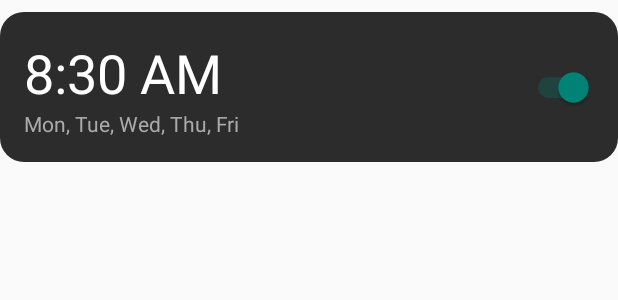
After one commit to Vanderom-Cantrip/FocusAlarm, an Android app: the layout item_alarm.xml on its own in the app's theme, with its tools: preview values and no code run, on a phone screen of 412 x 824 dp. The commit adds this screen. Shown: the top 300 px of the screen. Run offline under Robolectric (Android 15) with nearby library versions, the phone set to English and light mode, and no system bars.

Commit message:
Still working. Partway through adding alarm list.

```diff
--- a/app/src/main/java/com/cantrip/focusalarm/AlarmActivity.kt
+++ b/app/src/main/java/com/cantrip/focusalarm/AlarmActivity.kt
@@ -42,9 +42,10 @@ class AlarmActivity : AppCompatActivity() {
         val alarmName = intent.getStringExtra(ALARM_NAME_EXTRA) ?: "No Name"
         val isOneOff = intent.getBooleanExtra(IS_ONE_OFF_EXTRA, false)
         val alarmId = intent.getIntExtra(ALARM_ID_EXTRA, 0)
+        val oneOffText = if (isOneOff) "Yes" else "No"
 
         findViewById<TextView>(R.id.alarmInfoTextView).text =
-            getString(R.string.alarm_info_text, alarmLevel, alarmName, isOneOff, alarmId)
+            getString(R.string.alarm_info_text, alarmLevel, alarmName, oneOffText, alarmId)
 
         alarmRootLayout = findViewById(R.id.alarm_root_layout)
         ackConfirmationText = findViewById(R.id.ackConfirmationText)
@@ -81,7 +82,7 @@ class AlarmActivity : AppCompatActivity() {
                 if (mediaPlayer.isPlaying) {
                     mediaPlayer.stop()
                 }
-            } catch (e: IllegalStateException) {
+            } catch (_: IllegalStateException) {
                 // Already stopped
             } finally {
                 mediaPlayer.release()
@@ -168,6 +169,7 @@ class AlarmActivity : AppCompatActivity() {
                 }
                 MotionEvent.ACTION_UP -> {
                     view.animate().translationX(0f).translationY(0f).setDuration(150).start()
+                    view.performClick()
                     true
                 }
                 else -> false
--- /dev/null
+++ b/app/src/main/res/drawable/alarm_card_background.xml
@@ -0,0 +1,4 @@
+<shape xmlns:android="http://schemas.android.com/apk/res/android" android:shape="rectangle">
+    <solid android:color="#2C2C2C"/>
+    <corners android:radius="16dp"/>
+</shape>
--- /dev/null
+++ b/app/src/main/res/layout/item_alarm.xml
@@ -0,0 +1,40 @@
+<?xml version="1.0" encoding="utf-8"?>
+<androidx.constraintlayout.widget.ConstraintLayout xmlns:android="http://schemas.android.com/apk/res/android"
+    xmlns:app="http://schemas.android.com/apk/res-auto"
+    android:layout_width="match_parent"
+    android:layout_height="wrap_content"
+    android:background="@drawable/alarm_card_background"
+    android:padding="16dp"
+    android:layout_marginTop="8dp"
+    android:layout_marginBottom="8dp">
+
+    <TextView
+        android:id="@+id/alarmTimeText"
+        android:layout_width="wrap_content"
+        android:layout_height="wrap_content"
+        android:text="8:30 AM"
+        android:textSize="36sp"
+        android:textColor="@android:color/white"
+        app:layout_constraintStart_toStartOf="parent"
+        app:layout_constraintTop_toTopOf="parent" />
+
+    <TextView
+        android:id="@+id/alarmDaysText"
+        android:layout_width="wrap_content"
+        android:layout_height="wrap_content"
+        android:text="Mon, Tue, Wed, Thu, Fri"
+        android:textSize="14sp"
+        android:textColor="@android:color/darker_gray"
+        app:layout_constraintStart_toStartOf="parent"
+        app:layout_constraintTop_toBottomOf="@id/alarmTimeText" />
+
+    <Switch
+        android:id="@+id/alarmToggle"
+        android:layout_width="wrap_content"
+        android:layout_height="wrap_content"
+        android:checked="true"
+        app:layout_constraintEnd_toEndOf="parent"
+        app:layout_constraintTop_toTopOf="parent"
+        app:layout_constraintBottom_toBottomOf="parent" />
+
+</androidx.constraintlayout.widget.ConstraintLayout>
```
Also changed, not shown: app/src/main/java/com/cantrip/focusalarm/AlarmAdapter.kt (added, +51 -0 lines), app/src/main/java/com/cantrip/focusalarm/AlarmListActivity.kt (added, +65 -0 lines), app/src/main/res/layout/activity_alarm_list.xml (added, +41 -0 lines), app/src/main/res/layout/item_alarm_card.xml (added, +46 -0 lines).
